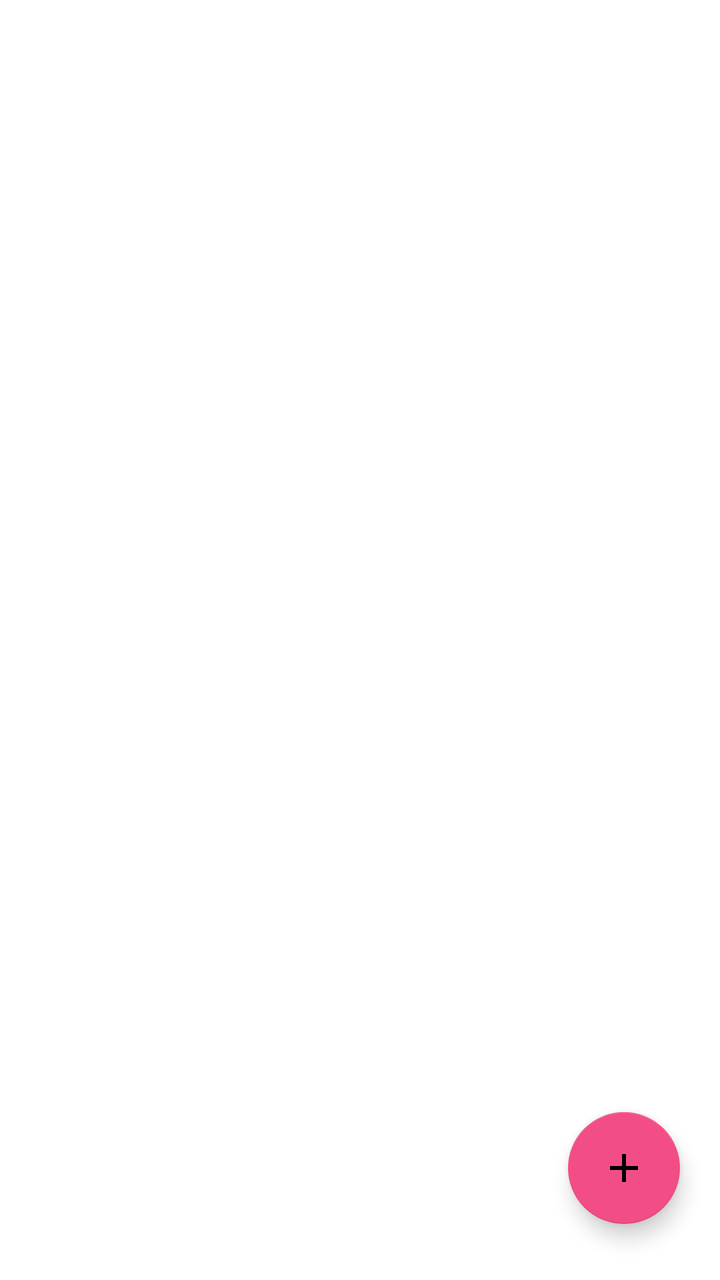
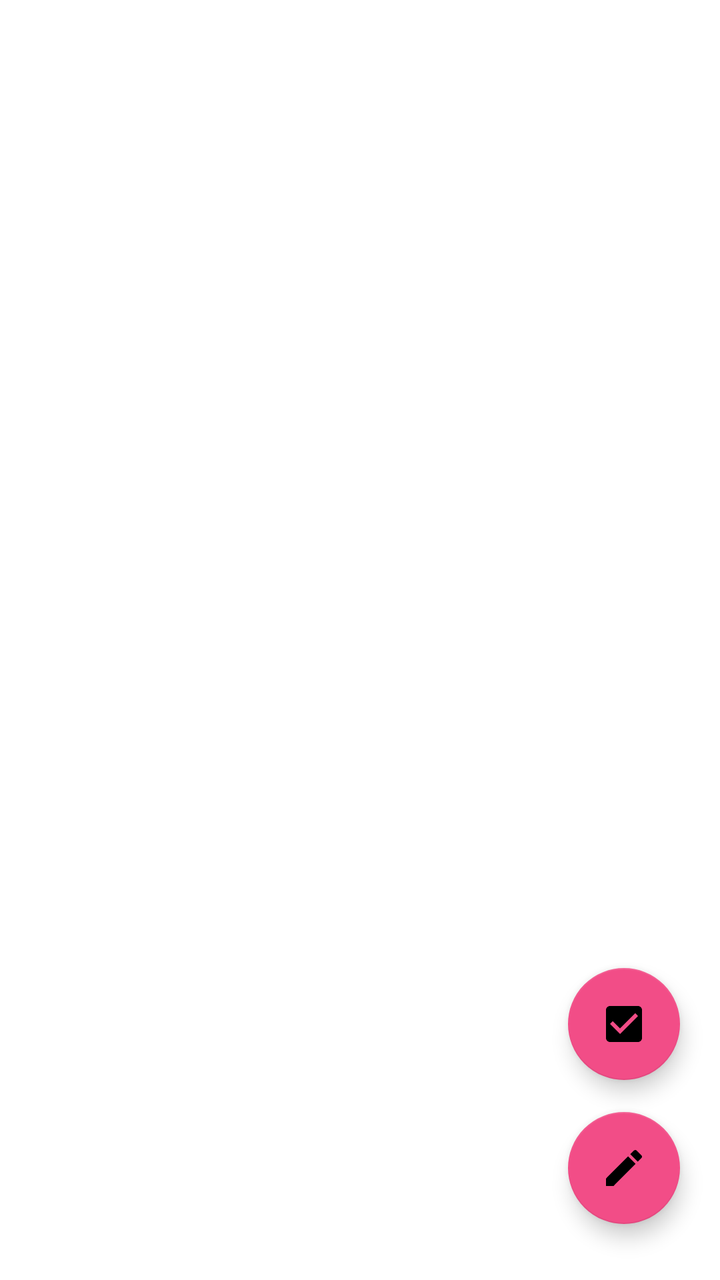

Before-and-after screenshots of an Android layout around one commit, followed by the original layout XML and the change that was made.
<!-- AndroidManifest.xml: application theme Theme.NoteApp -->
<!-- res/layout/fragment_home.xml -->
<?xml version="1.0" encoding="utf-8"?>
<layout
    xmlns:android="http://schemas.android.com/apk/res/android"
    xmlns:tools="http://schemas.android.com/tools"
    xmlns:app="http://schemas.android.com/apk/res-auto">

    <androidx.constraintlayout.widget.ConstraintLayout
        android:layout_width="match_parent"
        android:layout_height="match_parent"
        tools:context=".HomeFragment">



        
        <com.google.android.material.floatingactionbutton.FloatingActionButton
            android:id="@+id/addNoteFab"
            android:layout_width="wrap_content"
            android:layout_height="wrap_content"
            android:layout_marginEnd="20dp"
            android:layout_marginBottom="28dp"
            android:backgroundTint="@color/pink"
            android:clickable="true"
            android:contentDescription="Adaugă notă"
            android:tint="@color/white"
            app:layout_constraintBottom_toBottomOf="parent"
            app:layout_constraintEnd_toEndOf="parent"
            app:srcCompat="@drawable/baseline_add_24" />

        
        <androidx.recyclerview.widget.RecyclerView
            android:id="@+id/homeRecyclerView"
            android:layout_width="0dp"
            android:layout_height="0dp"
            android:visibility="gone"
            app:layout_constraintTop_toTopOf="parent"
            app:layout_constraintBottom_toBottomOf="parent"
            app:layout_constraintStart_toStartOf="parent"
            app:layout_constraintEnd_toEndOf="parent"
            android:layout_margin="16dp" />


        <ImageView
            android:id="@+id/emptyNotesImage"
            android:layout_width="match_parent"
            android:layout_height="match_parent"
            android:visibility="gone"
            android:src="@drawable/emptybkg"
            app:layout_constraintTop_toTopOf="parent"
            app:layout_constraintBottom_toBottomOf="parent"
            app:layout_constraintStart_toStartOf="parent"
            app:layout_constraintEnd_toEndOf="parent" />

    </androidx.constraintlayout.widget.ConstraintLayout>
</layout>
<!-- resources referenced by this layout -->
<resources>
  <color name="pink">#F24D87</color>
  <color name="white">#FFFFFFFF</color>
  <!-- drawable baseline_add_24 (drawable) -->
  <vector xmlns:android="http://schemas.android.com/apk/res/android" android:height="24dp" android:tint="#FFFFFF" android:viewportHeight="24" android:viewportWidth="24" android:width="24dp">
        
      <path android:fillColor="@android:color/white" android:pathData="M19,13h-6v6h-2v-6H5v-2h6V5h2v6h6v2z"/>
      
  </vector>
  <!-- drawable emptybkg: png bitmap (drawable, 51801 bytes) -->
  <style name="Theme.NoteApp" parent="Base.Theme.NoteApp" />
  <style name="Base.Theme.NoteApp" parent="Theme.MaterialComponents.DayNight.DarkActionBar">
          
          <item name="colorPrimary">@color/pink</item>
          <item name="colorPrimaryVariant">@color/pink</item>
          <item name="colorOnPrimary">@color/white</item>
          
          <item name="colorSecondary">@color/pink</item>
          <item name="colorSecondaryVariant">@color/pink</item>
          <item name="colorOnSecondary">@color/black</item>
          
          <item name="android:statusBarColor">?attr/colorPrimaryVariant</item>
          
      </style>
  <color name="black">#FF000000</color>
</resources>

<!-- the commit's change to res/layout/fragment_home.xml (unified diff, before → after) -->
@@ -10,6 +10,19 @@
         tools:context=".HomeFragment">
 
 
+        <com.google.android.material.floatingactionbutton.FloatingActionButton
+            android:id="@+id/checkBoxFab"
+            android:layout_width="wrap_content"
+            android:layout_height="wrap_content"
+            android:layout_marginEnd="20dp"
+            android:layout_marginBottom="100dp"
+            android:backgroundTint="@color/pink"
+            android:contentDescription="Check"
+            android:tint="@color/white"
+            app:layout_constraintBottom_toBottomOf="parent"
+            app:layout_constraintEnd_toEndOf="parent"
+            app:srcCompat="@drawable/baseline_check_box_24" />
+
 
         
         <com.google.android.material.floatingactionbutton.FloatingActionButton
@@ -20,7 +33,7 @@
             android:layout_marginBottom="28dp"
             android:backgroundTint="@color/pink"
             android:clickable="true"
-            android:contentDescription="Adaugă notă"
+            android:contentDescription="Add note"
             android:tint="@color/white"
             app:layout_constraintBottom_toBottomOf="parent"
             app:layout_constraintEnd_toEndOf="parent"
<!-- resource entries referenced after the edit -->
@@ -5,14 +5,20 @@
   <!-- drawable baseline_add_24 (drawable) -->
   <vector xmlns:android="http://schemas.android.com/apk/res/android" android:height="24dp" android:tint="#FFFFFF" android:viewportHeight="24" android:viewportWidth="24" android:width="24dp">
         
-      <path android:fillColor="@android:color/white" android:pathData="M19,13h-6v6h-2v-6H5v-2h6V5h2v6h6v2z"/>
+      <path android:fillColor="@android:color/white" android:pathData="M3,17.25V21h3.75L17.81,9.94l-3.75,-3.75L3,17.25zM20.71,7.04c0.39,-0.39 0.39,-1.02 0,-1.41l-2.34,-2.34c-0.39,-0.39 -1.02,-0.39 -1.41,0l-1.83,1.83 3.75,3.75 1.83,-1.83z"/>
+      
+  </vector>
+  <!-- drawable baseline_check_box_24 (drawable) -->
+  <vector xmlns:android="http://schemas.android.com/apk/res/android" android:height="24dp" android:tint="#FFFFFF" android:viewportHeight="24" android:viewportWidth="24" android:width="24dp">
+        
+      <path android:fillColor="@android:color/white" android:pathData="M19,3L5,3c-1.11,0 -2,0.9 -2,2v14c0,1.1 0.89,2 2,2h14c1.11,0 2,-0.9 2,-2L21,5c0,-1.1 -0.89,-2 -2,-2zM10,17l-5,-5 1.41,-1.41L10,14.17l7.59,-7.59L19,8l-9,9z"/>
       
   </vector>
   <!-- drawable emptybkg: png bitmap (drawable, 51801 bytes) -->
   <style name="Theme.NoteApp" parent="Base.Theme.NoteApp" />
   <style name="Base.Theme.NoteApp" parent="Theme.MaterialComponents.DayNight.DarkActionBar">
           
-          <item name="colorPrimary">@color/pink</item>
+          <item name="colorPrimary">#A9A8A8</item>
           <item name="colorPrimaryVariant">@color/pink</item>
           <item name="colorOnPrimary">@color/white</item>
           
@@ -20,9 +26,10 @@
           <item name="colorSecondaryVariant">@color/pink</item>
           <item name="colorOnSecondary">@color/black</item>
           
-          <item name="android:statusBarColor">?attr/colorPrimaryVariant</item>
+          <item name="android:statusBarColor">@color/gray</item>
           
       </style>
   <color name="black">#FF000000</color>
+  <color name="gray">#A9A8A8</color>
 </resources>
 
